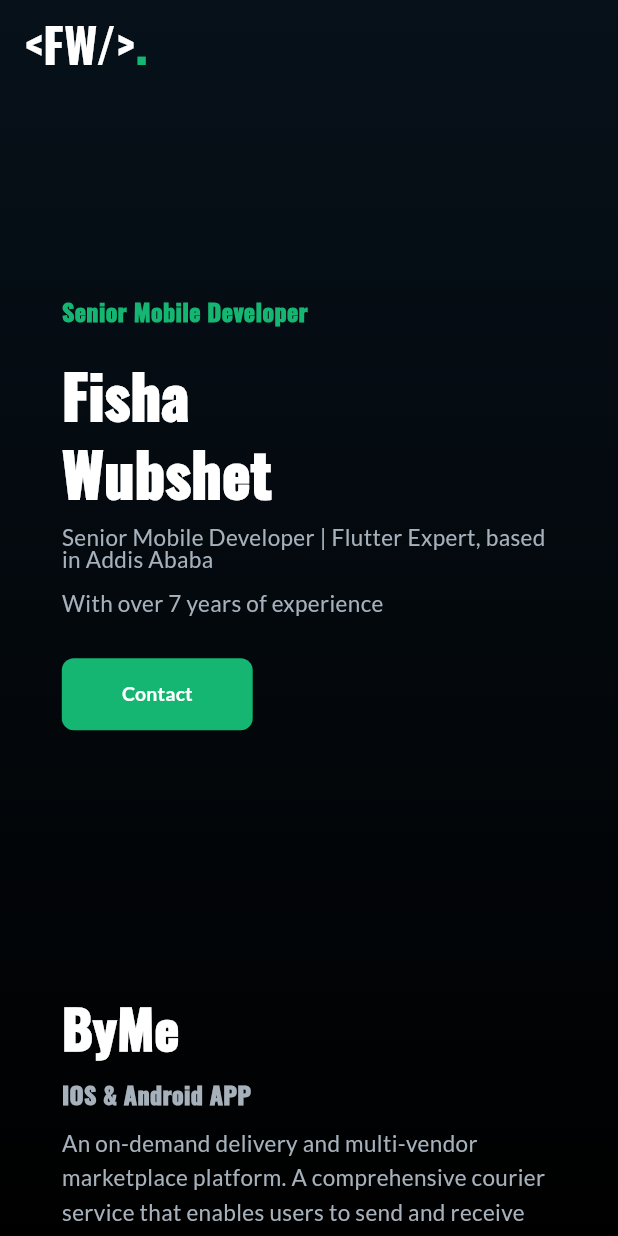
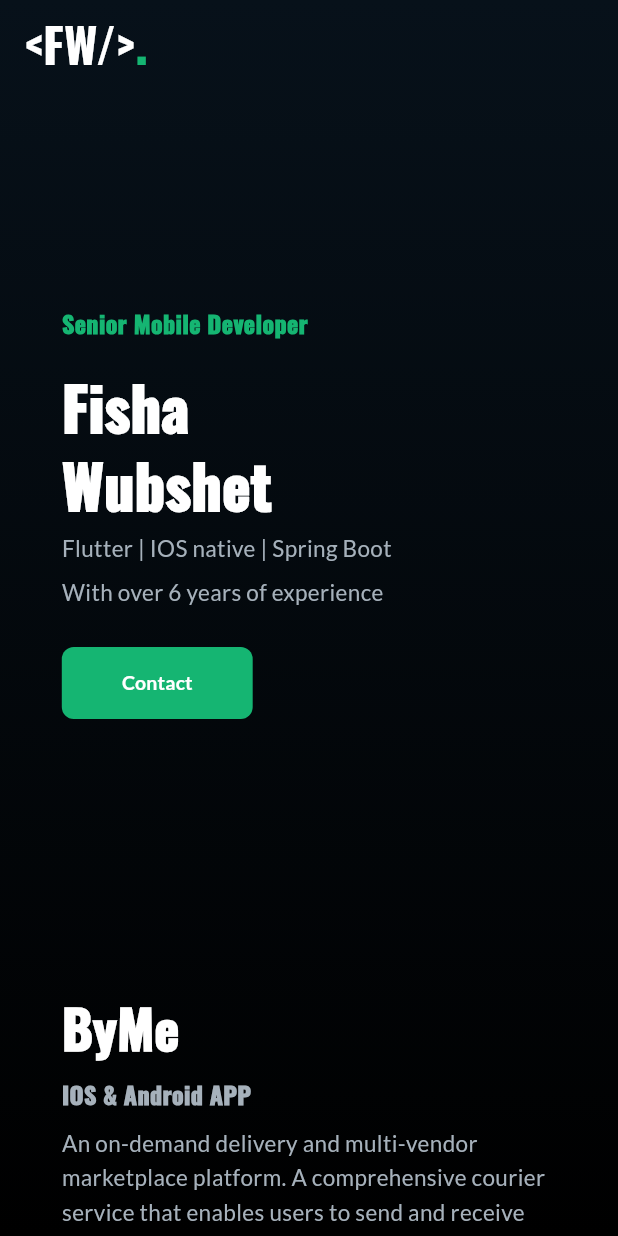
Before and after one commit to Fisha-Wubshet/fisha-portfolio, a Flutter app: the screen it shows after launch, after a tap on an icon or button, on a phone screen of 412 x 824 dp. Run offline on Flutter 3.47's test engine with Material 3 defaults, Android fonts, the phone set to English and light mode, and no system bars; drawn by our look-alikes of carousel_slider; our stand-ins replace google_fonts, responsive_framework, web.

Commit message:
skill_section

```diff
--- a/lib/data/experience_data.dart
+++ b/lib/data/experience_data.dart
@@ -10,7 +10,7 @@ final List<Experience> experienceList = [
   ),
   Experience(
     description:
-        "Developed Flutter apps for a complex B2B e-commerce and on-demand logistics platform, connecting multiple stakeholders in real time. Applied effective state management, integrated real-time features, offline capabilities, mapping services, and enhanced user experience through interactive visuals and smart scanning functionalities.",
+        "Developed apps for a complex B2B e-commerce and on-demand logistics platform, connecting multiple stakeholders in real time. Applied effective state management, integrated real-time features, offline capabilities, mapping services, and enhanced user experience through interactive visuals and smart scanning functionalities.",
     company: "Go Tech PLC",
     role:'Senior Mobile Developer',
     period: "09/2019 - 08/2021",
--- a/lib/data/other_app_data.dart
+++ b/lib/data/other_app_data.dart
@@ -18,7 +18,7 @@ final List<App> otherApplist = [
   ),
  App(
     title: 'Minale',
-    subtitle: 'A B2B e-commerce platform that connects suppliers and retailers. Minale enables anyone to create their own online store and sell products to customers.',
+    subtitle: 'A B2C e-commerce platform that connects suppliers and retailers. Minale enables anyone to create their own online store and sell products to customers.',
     description: '',
     imagePath: 'assets/minale_mockup.png',
     link:''
--- a/lib/data/skill_tools.dart
+++ b/lib/data/skill_tools.dart
@@ -3,6 +3,8 @@ import 'package:web_portfolio/models/tools.dart';
 final List<Tool> tools = [
   Tool(name: 'Dart', iconPath: 'assets/tools/Dart_logo.png'),
   Tool(name: 'Flutter', iconPath: 'assets/tools/flutter_logo.png'),
+  Tool(name: 'SwiftUI', iconPath: 'assets/tools/swiftUi_logo.png'),
+  Tool(name: 'Spring Boot', iconPath: 'assets/tools/spring_boot.png'),
   Tool(name: 'Firebase', iconPath: 'assets/tools/firebase_logo.png'),
   Tool(name: 'FlutterFlow', iconPath: 'assets/tools/flutterflow_logo.png'),
   Tool(name: 'Figma', iconPath: 'assets/tools/figma_logo.png'),
--- a/lib/main.dart
+++ b/lib/main.dart
@@ -13,7 +13,7 @@ class MyApp extends StatelessWidget {
   @override
   Widget build(BuildContext context) {
     return MaterialApp(
-      title: "Flutter Portfolio",
+      title: "Fisha Portfolio",
       debugShowCheckedModeBanner: false,
       themeMode: ThemeMode.dark,
       darkTheme: Theme.of(context).copyWith(
--- a/lib/pages/home/components/carousel_items.dart
+++ b/lib/pages/home/components/carousel_items.dart
@@ -39,7 +39,7 @@ List<CarouselItemModel> carouselItems = List.generate(
             height: 10.0,
           ),
           Text(
-            "Senior Mobile Developer | Flutter Expert, based in Addis Ababa",
+            "Flutter | IOS native | Spring Boot",
             style: TextStyle(
               color: kCaptionColor,
               fontSize: 15.0,
@@ -53,7 +53,7 @@ List<CarouselItemModel> carouselItems = List.generate(
             child: Wrap(
               children: [
                 Text(
-                  "With over 7 years of experience",
+                  "With over 6 years of experience",
                   style: TextStyle(
                     color: kCaptionColor,
                     fontSize: 15.0,
--- a/lib/pages/home/components/cv_section.dart
+++ b/lib/pages/home/components/cv_section.dart
@@ -11,13 +11,13 @@ final List<DevelopmentProcesses> developmentProcesses = [
     title: "DESIGN",
     imagePath: "assets/design.png",
     subtitle:
-        "I design intuitive, responsive, and visually polished interfaces using Flutter, focusing on smooth user experiences across platforms. I apply clean architecture principles and scalable project structures to ensure maintainability and efficiency.",
+        "I design intuitive, responsive, and visually polished interfaces using Flutter and native technologies, focusing on smooth user experiences across platforms. I apply clean architecture principles and scalable project structures to ensure maintainability and efficiency.",
   ),
   DevelopmentProcesses(
     title: "Development",
     imagePath: "assets/develop.png",
     subtitle:
-        "I develop robust cross-platform applications using Flutter and Dart, integrating REST APIs, Firebase, and local storage solutions. I implement effective state management (Provider, Bloc, Riverpod) and follow best practices for performance, testing, and code quality.",
+        "I develop robust cross-platform and iOS native applications, integrating REST APIs, Firebase, and local storage solutions. I implement effective state management (Provider, Bloc, Riverpod, and SwiftUI’s state management tools) and follow best practices for performance, testing, and code quality.",
   ),
   DevelopmentProcesses(
     title: "Deployment & Maintenance",
@@ -63,29 +63,29 @@ class CvSection extends StatelessWidget {
                     fontSize: 18.0,
                   ),
                 ),
-                GestureDetector(
-                  onTap: () {
-                     final anchor = web.HTMLAnchorElement()
-          ..href = 'Fisha_Resume.pdf'
-          ..download = 'Fisha_Resume.pdf'
-          ..style.display = 'none';
+        //         GestureDetector(
+        //           onTap: () {
+        //              final anchor = web.HTMLAnchorElement()
+        //   ..href = 'Fisha_Resume.pdf'
+        //   ..download = 'Fisha_Resume.pdf'
+        //   ..style.display = 'none';
 
-        web.document.body!.append(anchor);
-        anchor.click();
-        anchor.remove();
-                  },
-                  child: MouseRegion(
-                    cursor: SystemMouseCursors.click,
-                    child: Text(
-                      "DOWNLOAD CV",
-                      style: GoogleFonts.oswald(
-                        color: kPrimaryColor,
-                        fontWeight: FontWeight.w900,
-                        fontSize: 16.0,
-                      ),
-                    ),
-                  ),
-                ),
+        // web.document.body!.append(anchor);
+        // anchor.click();
+        // anchor.remove();
+        //           },
+        //           child: MouseRegion(
+        //             cursor: SystemMouseCursors.click,
+        //             child: Text(
+        //               "DOWNLOAD CV",
+        //               style: GoogleFonts.oswald(
+        //                 color: kPrimaryColor,
+        //                 fontWeight: FontWeight.w900,
+        //                 fontSize: 16.0,
+        //               ),
+        //             ),
+        //           ),
+        //         ),
               ],
             ),
             SizedBox(
```
Also changed, not shown: lib/pages/home/components/header.dart (+11 -9 lines), pubspec.yaml (+8 -0 lines), assets/logo.png (added), assets/spring_boot.png (added), assets/tools/spring_boot.png (added), assets/tools/swiftUi_logo.png (added), 35 other files.
